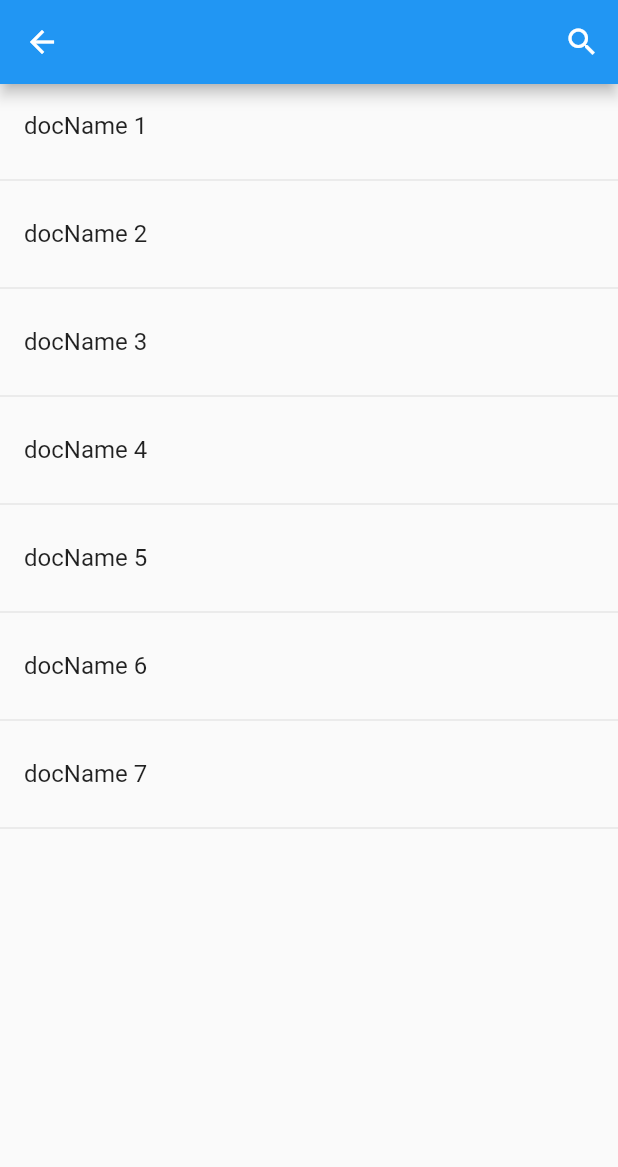
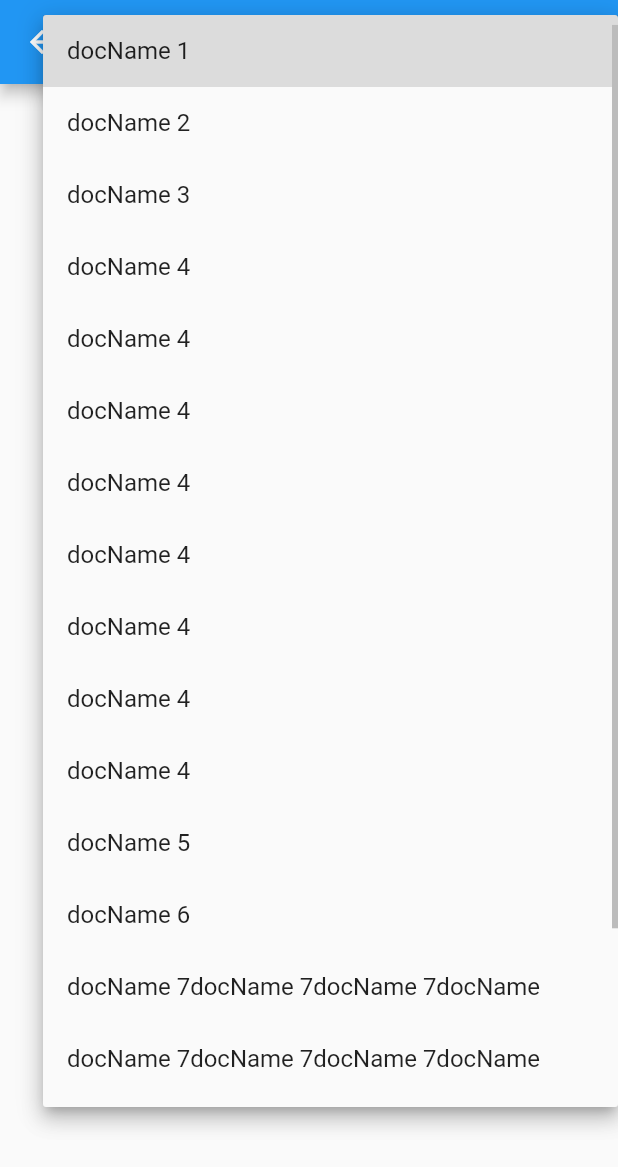
Before and after one commit to ShanuFutura/HeartBeat, a Flutter app: the PatientHomePage screen opened by its route, after a tap on the "search" icon, on a phone screen of 412 x 824 dp. Shown: the top 1167 px of the screen. Run offline on Flutter 3.47's test engine with Material 2 defaults, Android fonts, the light colour scheme and no system bars; our stand-ins replace carousel_slider, dropdown_search.

Commit message:
doc list in patient screen

```diff
--- a/heartbeat/lib/models/dummy_lists.dart
+++ b/heartbeat/lib/models/dummy_lists.dart
@@ -135,8 +135,19 @@ class DummyLists {
     'docName 2',
     'docName 3',
     'docName 4',
+    'docName 4',
+    'docName 4',
+    'docName 4',
+    'docName 4',
+    'docName 4',
+    'docName 4',
+    'docName 4',
     'docName 5',
     'docName 6',
-    'docName 7',
+    'docName 7docName 7docName 7docName ',
+    'docName 7docName 7docName 7docName ',
+    'docName 7docName 7docName 7docName ',
+    'docName 7docName 7docName 7docName ',
+    'docName 7docName 7docName 7docName ',
   ];
 }
--- a/heartbeat/lib/screens/login_screen.dart
+++ b/heartbeat/lib/screens/login_screen.dart
@@ -1,7 +1,9 @@
 import 'package:flutter/material.dart';
 import 'package:heartbeat/Widgets/login_card.dart';
 import 'package:heartbeat/screens/doc_home_page.dart';
+import 'package:heartbeat/screens/doctor_view.dart';
 import 'package:heartbeat/screens/patient_home_page.dart';
+import 'package:heartbeat/screens/patient_view.dart';
 // import 'package:heartbeat/Widgets/patient_signup_card.dart';
 
 class LoginScreen extends StatelessWidget {
--- a/heartbeat/lib/screens/patient_home_page.dart
+++ b/heartbeat/lib/screens/patient_home_page.dart
@@ -15,28 +15,33 @@ class PatientHomePage extends StatelessWidget {
     return Scaffold(
       appBar: AppBar(
         actions: [
-            IconButton(
-                onPressed: () {
-                  // showSearch(context: context, delegate:);
+          Padding(
+            padding: const EdgeInsets.all(10.0),
+            child: DropdownButton(
+              underline: Container(),
+              icon: const Icon(
+                Icons.search,
+                color: Colors.white,
+              ),
+              items: [
+                ...DummyLists.docsList
+                    .map((e) => DropdownMenuItem(
+                          child: Container(
+                            child: Text(e),
+                          ),
+                          value: e,
+                        ))
+                    .toList(),
+              ],
+              onChanged: (v) {
+                Navigator.of(context)
+                    .pushReplacementNamed(DoctorView.routeName, arguments: v);
               },
-                icon: Icon(Icons.search))
+            ),
+          )
         ],
       ),
-        body: ListView.builder(
-            itemCount: DummyLists.docsList.length,
-            itemBuilder: (context, index) {
-              return Column(
-                children: [
-                  ListTile(
-                    onTap: () {
-                      Navigator.of(context).pushNamed(DoctorView.routeName,
-                          arguments: DummyLists.docsList[index]);
-                    },
-                    title: Text(DummyLists.docsList[index]),
-                  ),
-                  Divider(),
-                ],
+      body: Container(),
     );
-            }));
   }
 }
```
Lines whose indentation alone changed are shown as unchanged.
